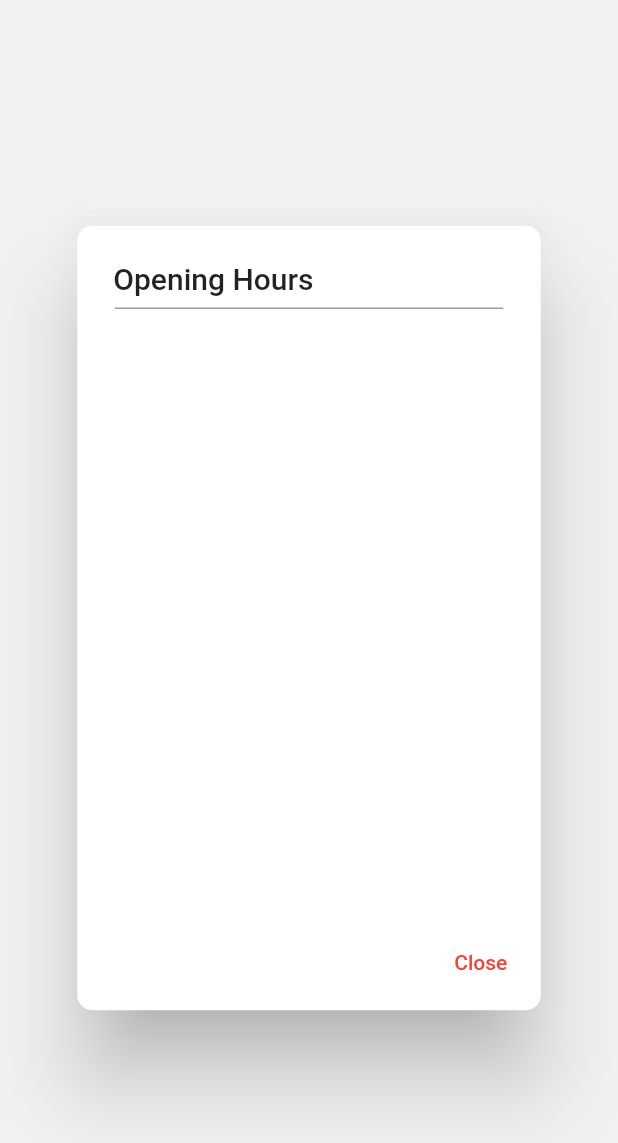
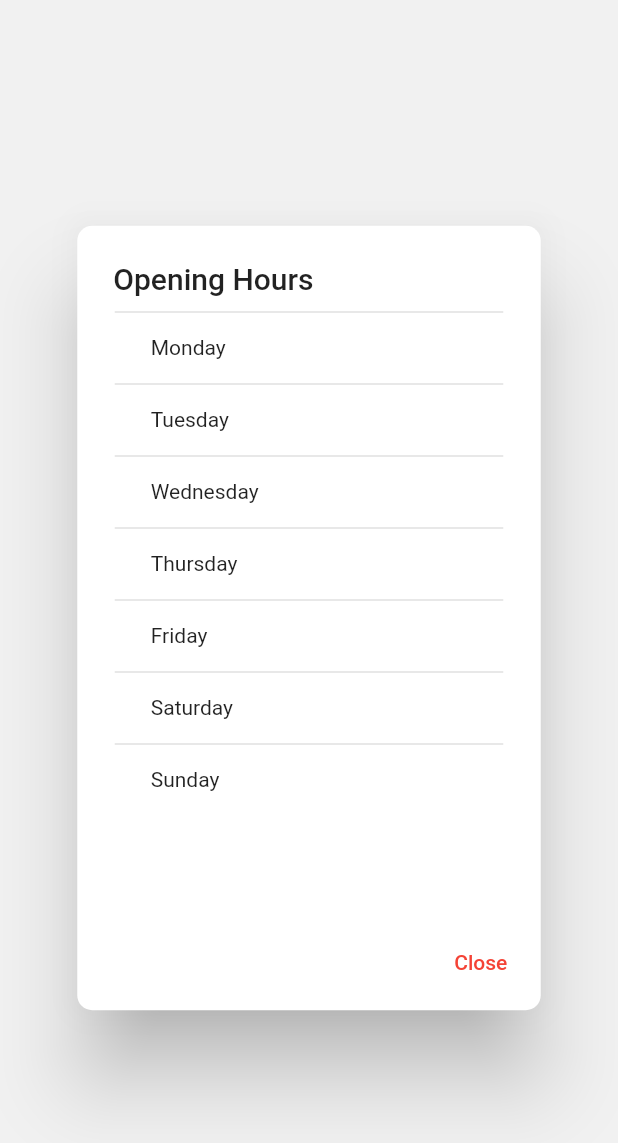
Before and after one commit to hwr-tierarzt-notdienst-finder/vetfinder, a Flutter app: the ScheduleDialog widget shown alone on an empty page, opened directly, on a phone screen of 412 x 824 dp. Shown: the top 1143 px of the screen. Run offline on Flutter 3.47's test engine with Material 2 defaults, Android fonts, the phone set to English and light mode, and no system bars; our stand-ins replace easy_localization, flutter_map, geolocator, latlong2, shared_preferences; missing offline and left inert: flutter_geocoder, string_similarity; accounts and stored records are empty.

Commit message:
Add schedule template, fix vet info overflow with scrollable view

```diff
--- a/frontend/lib/components/schedule_dialog.dart
+++ b/frontend/lib/components/schedule_dialog.dart
@@ -27,15 +27,50 @@ class ScheduleDialog extends StatelessWidget {
         padding: const EdgeInsets.symmetric(horizontal: 25),
         width: MediaQuery.of(context).size.width * 0.75,
         height: MediaQuery.of(context).size.height * 0.5,
-        child: Column(
-          mainAxisSize: MainAxisSize.min,
-          children: [
-            const Divider(
-              thickness: 1,
-              color: Colors.grey,
+        child: Container(
+          width: MediaQuery.of(context).size.width * 0.75,
+          height: MediaQuery.of(context).size.height * 0.5,
+          child: Container(
+            margin: const EdgeInsets.only(top: 10),
+            child: DataTable(
+              headingRowHeight: 0,
+              columns: const [
+                DataColumn(label: Text("")),
+                DataColumn(label: Text("")),
+              ],
+              rows: [
+                DataRow(cells: [
+                  DataCell(Text("schedule_dialog.monday".tr())),
+                  DataCell(Text("")),
+                ]),
+                DataRow(cells: [
+                  DataCell(Text("schedule_dialog.tuesday".tr())),
+                  DataCell(Text("")),
+                ]),
+                DataRow(cells: [
+                  DataCell(Text("schedule_dialog.wednesday".tr())),
+                  DataCell(Text("")),
+                ]),
+                DataRow(cells: [
+                  DataCell(Text("schedule_dialog.thursday".tr())),
+                  DataCell(Text("")),
+                ]),
+                DataRow(cells: [
+                  DataCell(Text("schedule_dialog.friday".tr())),
+                  DataCell(Text("")),
+                ]),
+                DataRow(cells: [
+                  DataCell(Text("schedule_dialog.saturday".tr())),
+                  DataCell(Text("")),
+                ]),
+                DataRow(cells: [
+                  DataCell(Text("schedule_dialog.sunday".tr())),
+                  DataCell(Text("")),
+                ]),
+              ],
             ),
-          ],
-        )
+          ),
+        ),
       ),
     );
   }
--- a/frontend/lib/home.dart
+++ b/frontend/lib/home.dart
@@ -116,6 +116,8 @@ class _HomeState extends State<Home> {
         builder: (context, filterNotifier, locationNotifier, child) {
       // Update the list of vets if filter is applied
       vets = getFilteredVeterinarians(locationNotifier.position, query);
+
+      // Create location markers
       createMarkers(locationNotifier);
       addCurrentLocationMarker(locationNotifier);
 
--- a/frontend/lib/vet_information.dart
+++ b/frontend/lib/vet_information.dart
@@ -76,6 +76,7 @@ class _VetInformationState extends State<VetInformation> {
           right: deviceWidth(context) * 0.05,
           bottom: deviceHeight(context) * 0.05,
         ),
+        child: SingleChildScrollView(
           child: Column(
             children: [
               const SizedBox(height: 10),
@@ -341,6 +342,7 @@ class _VetInformationState extends State<VetInformation> {
             ],
           ),
         ),
+      ),
     );
   }
 }
```
Lines whose indentation alone changed are shown as unchanged.
